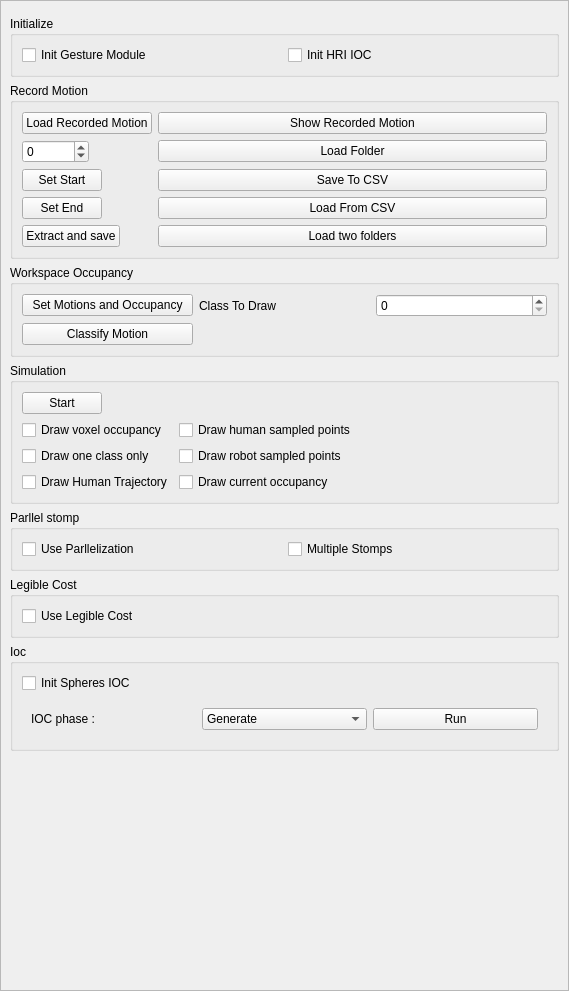
Above: src/move3d-qt-gui-libs/src/qtMainInterface/sideWidgets/qtHriGesture.ui from jmainpri/move3d-studio before the change. Below: the same form after it.
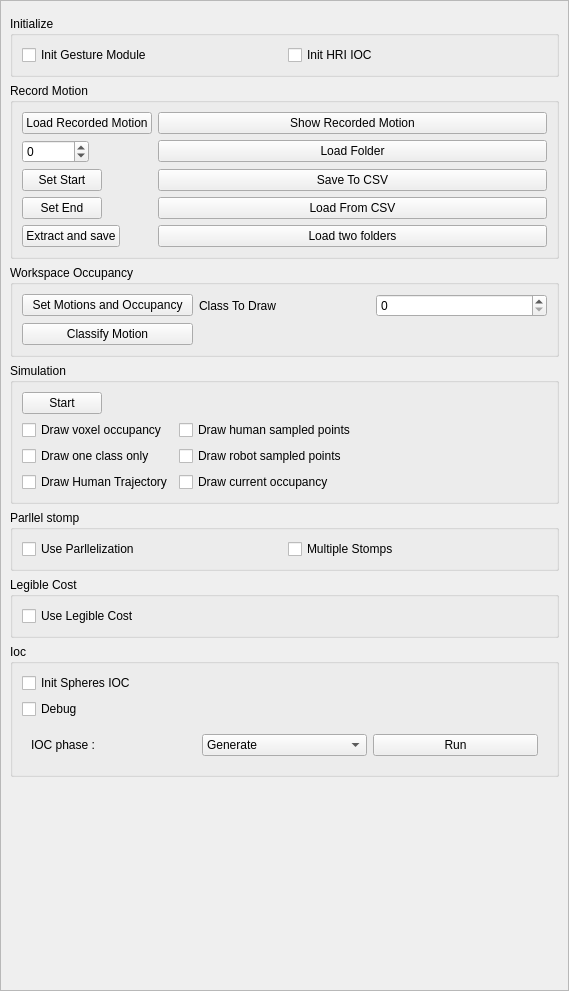
That is the form after the change.

```diff
--- a/src/move3d-qt-gui-libs/src/qtMainInterface/sideWidgets/qtHriGesture.ui
+++ b/src/move3d-qt-gui-libs/src/qtMainInterface/sideWidgets/qtHriGesture.ui
@@ -301,6 +301,13 @@
             </property>
            </widget>
           </item>
+          <item>
+           <widget class="QCheckBox" name="checkBoxDebug">
+            <property name="text">
+             <string>Debug</string>
+            </property>
+           </widget>
+          </item>
           <item>
            <widget class="QWidget" name="widget" native="true">
             <layout class="QHBoxLayout" name="horizontalLayout">
```
Left out of the diff: 2 changed lines with no effect on the pictures.
